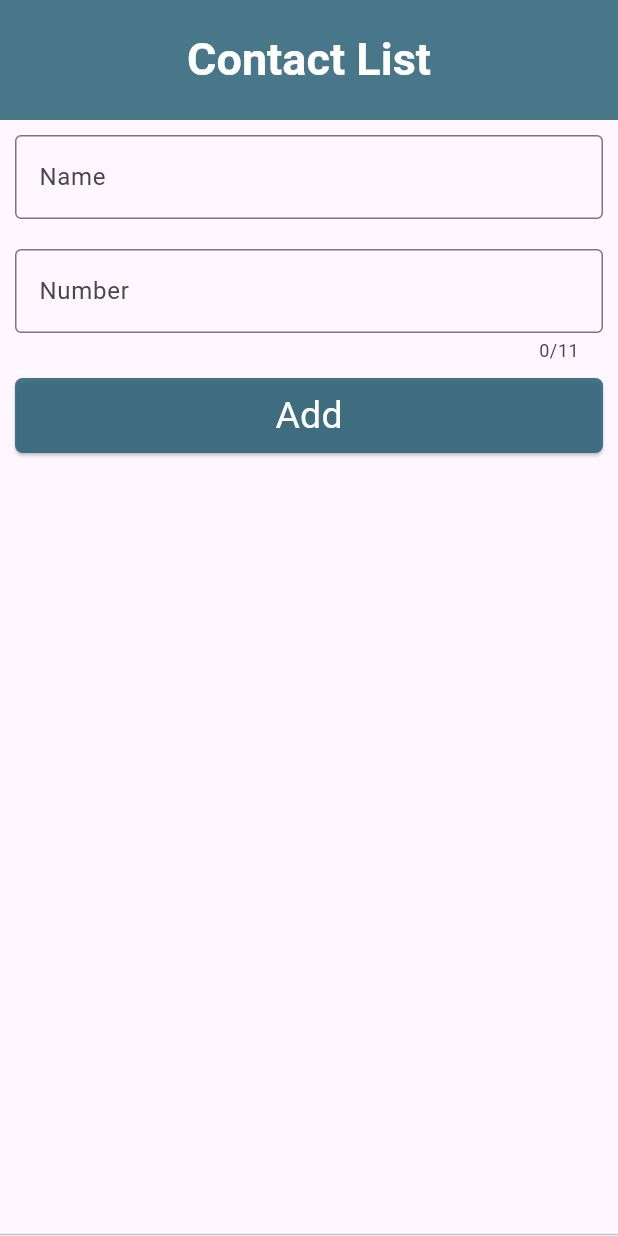
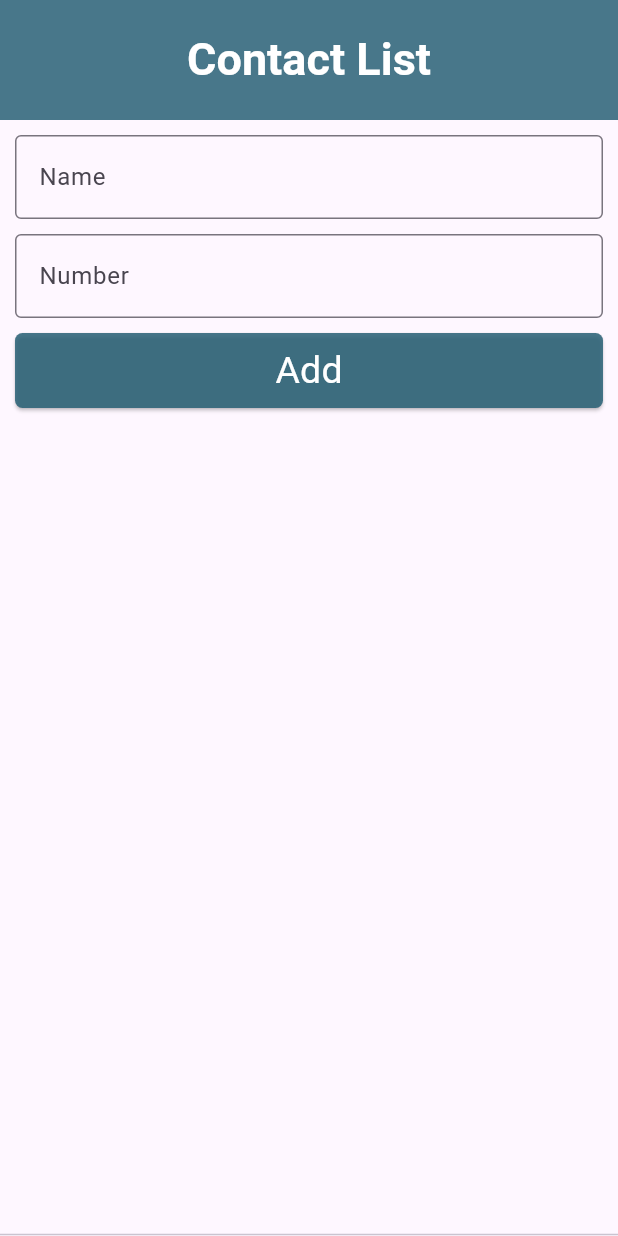
Before and after one commit to maynul4/Assignment, a Flutter app: the screen it shows after launch, on a phone screen of 412 x 824 dp. Run offline on Flutter 3.47's test engine with Material 3 defaults, Android fonts, the light colour scheme and no system bars.

Commit message:
second commit

```diff
--- a/lib/main.dart
+++ b/lib/main.dart
@@ -100,9 +100,9 @@ class _AssignmentState extends State<Assignment> {
 
           //Number Field
           Padding(
-            padding: const EdgeInsets.all(10),
+            padding: const EdgeInsets.only(bottom: 10, left: 10, right: 10),
             child: TextFormField(
-              maxLength: 11,
+
               controller: _numberController,
               keyboardType: TextInputType.number,
               decoration: InputDecoration(
```
